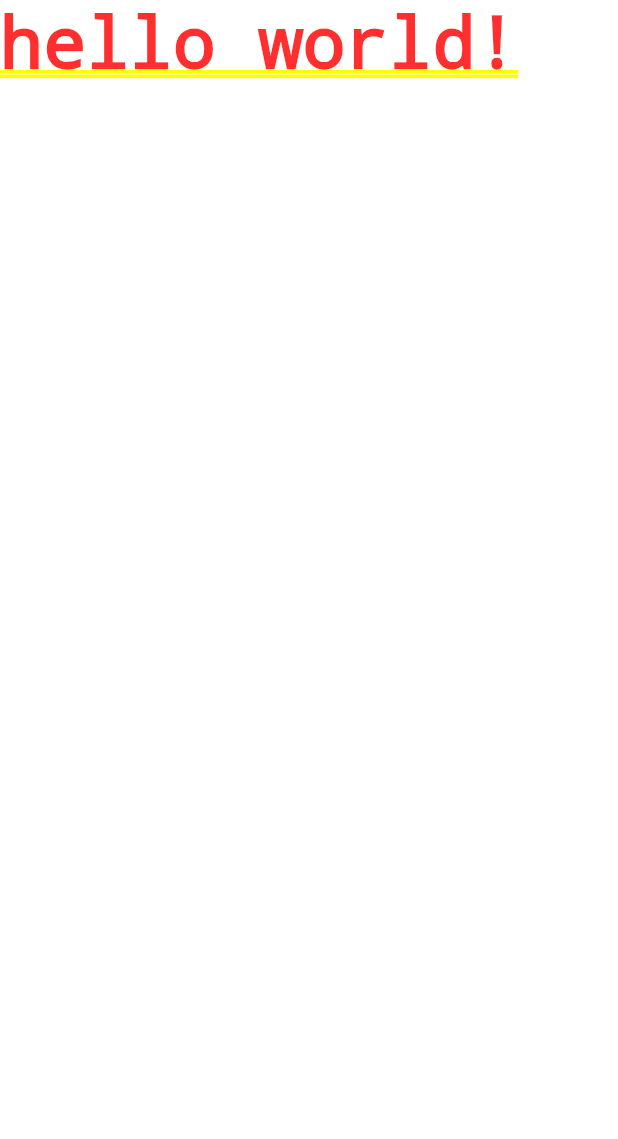
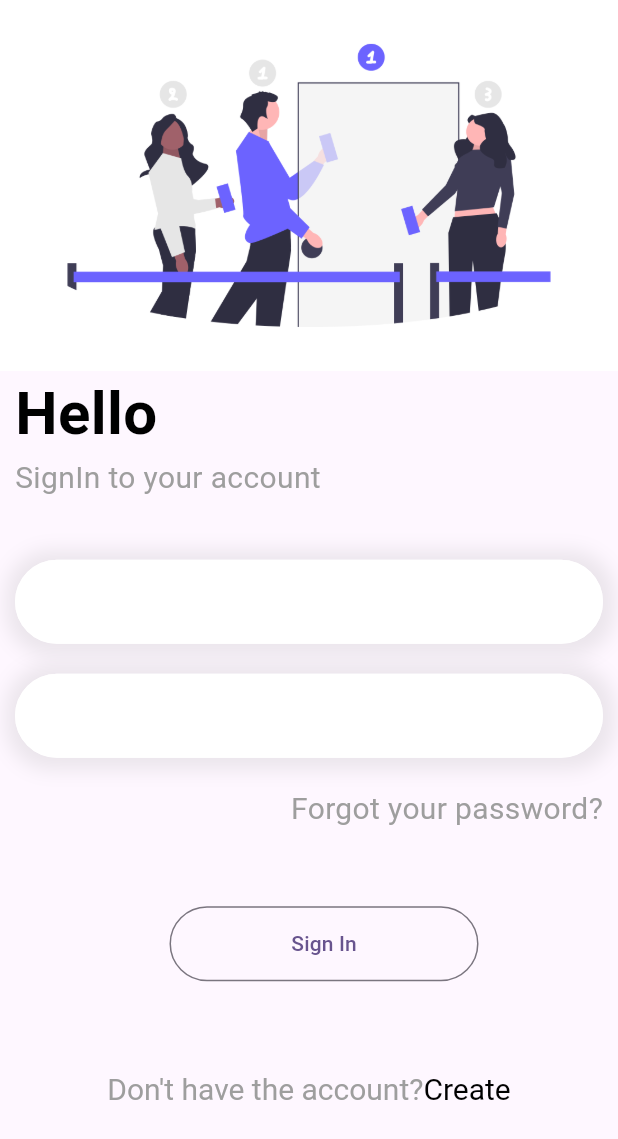
Before and after one commit to soesandarwin2201/flutter_fiberbase_login, a Flutter app: the screen it shows after launch, on a phone screen of 412 x 824 dp. Shown: the top 1139 px of the screen. Run offline on Flutter 3.47's test engine with Material 2 defaults, Android fonts, the light colour scheme and no system bars.

Commit message:
Create the login page

```diff
--- a/lib/login/login.dart
+++ b/lib/login/login.dart
@@ -10,6 +10,166 @@ class LoginPage extends StatefulWidget {
 class _LoginPageState extends State<LoginPage> {
   @override
   Widget build(BuildContext context) {
-    return Text("hello world!");
+    double width = MediaQuery.of(context).size.width;
+    double height = MediaQuery.of(context).size.height;
+    return Scaffold(
+      body: Column(children: [
+        Container(
+          width: width,
+          height: height * 0.3,
+          decoration: BoxDecoration(
+              image: DecorationImage(
+                  image: AssetImage('images/login.png'), fit: BoxFit.cover)),
+        ),
+        Container(
+          width: width,
+          margin: EdgeInsets.only(left: 10.0, right: 10.0),
+          child:
+              Column(crossAxisAlignment: CrossAxisAlignment.start, children: [
+            Text(
+              "Hello",
+              style: TextStyle(
+                  fontSize: 40.0,
+                  fontWeight: FontWeight.w700,
+                  color: Colors.black),
+            ),
+            Text(
+              "SignIn to your account",
+              style: TextStyle(
+                  fontSize: 20.0,
+                  fontWeight: FontWeight.w400,
+                  color: Colors.grey),
+            ),
+            SizedBox(
+              height: 40,
+            ),
+            Container(
+              decoration: BoxDecoration(
+                color: Colors.white,
+                borderRadius: BorderRadius.circular(30),
+                boxShadow: [
+                  BoxShadow(
+                    blurRadius: 10,
+                    offset: Offset(1, 1),
+                    spreadRadius: 7,
+                    color: Colors.grey.withOpacity(0.2),
+                  ),
+                ],
+              ),
+              child: TextField(
+                decoration: InputDecoration(
+                  focusedBorder: OutlineInputBorder(
+                    borderRadius: BorderRadius.circular(30),
+                    borderSide: BorderSide(
+                      color: Colors.white,
+                      width: 1.0,
+                    ),
+                  ),
+                  enabledBorder: OutlineInputBorder(
+                    borderRadius: BorderRadius.circular(30),
+                    borderSide: BorderSide(
+                      color: Colors.white,
+                      width: 1.0,
+                    ),
+                  ),
+                  border: OutlineInputBorder(
+                    borderRadius: BorderRadius.circular(30),
+                  ),
+                ),
+              ),
+            ),
+            SizedBox(
+              height: 20,
+            ),
+            Container(
+              decoration: BoxDecoration(
+                color: Colors.white,
+                borderRadius: BorderRadius.circular(30),
+                boxShadow: [
+                  BoxShadow(
+                    blurRadius: 10,
+                    offset: Offset(1, 1),
+                    spreadRadius: 7,
+                    color: Colors.grey.withOpacity(0.2),
+                  ),
+                ],
+              ),
+              child: TextField(
+                decoration: InputDecoration(
+                  focusedBorder: OutlineInputBorder(
+                    borderRadius: BorderRadius.circular(30),
+                    borderSide: BorderSide(
+                      color: Colors.white,
+                      width: 1.0,
+                    ),
+                  ),
+                  enabledBorder: OutlineInputBorder(
+                    borderRadius: BorderRadius.circular(30),
+                    borderSide: BorderSide(
+                      color: Colors.white,
+                      width: 1.0,
+                    ),
+                  ),
+                  border: OutlineInputBorder(
+                    borderRadius: BorderRadius.circular(30),
+                  ),
+                ),
+              ),
+            ),
+            SizedBox(
+              height: 20,
+            ),
+            Container(
+              child: Row(children: [
+                Expanded(child: Container()),
+                Text(
+                  "Forgot your password?",
+                  style: TextStyle(
+                      fontSize: 20.0,
+                      fontWeight: FontWeight.w400,
+                      color: Colors.grey),
+                ),
+              ]),
+            ),
+            SizedBox(
+              height: 50,
+            ),
+            Center(
+              child: Container(
+                margin: EdgeInsets.only(left: 20.0),
+                width: width * 0.5,
+                height: 50.0,
+                child: OutlinedButton(
+                  onPressed: () {},
+                  child: Text('Sign In'),
+                ),
+              ),
+            ),
+            SizedBox(
+              height: 60,
+            ),
+            Center(
+              child: RichText(
+                text: TextSpan(
+                    text: "Don\'t have the account?",
+                    style: TextStyle(
+                      color: Colors.grey[500],
+                      fontSize: 20,
+                    ),
+                    children: [
+                      TextSpan(
+                        text: "Create",
+                        style: TextStyle(
+                          color: Colors.black,
+                          fontSize: 20,
+                        ),
+                      ),
+                    ]),
+              ),
+            )
+          ]),
+        )
+      ]),
+    );
   }
 }
```
Also changed, not shown: pubspec.yaml (+3 -48 lines), images/login.png (added), images/login.svg (added).
